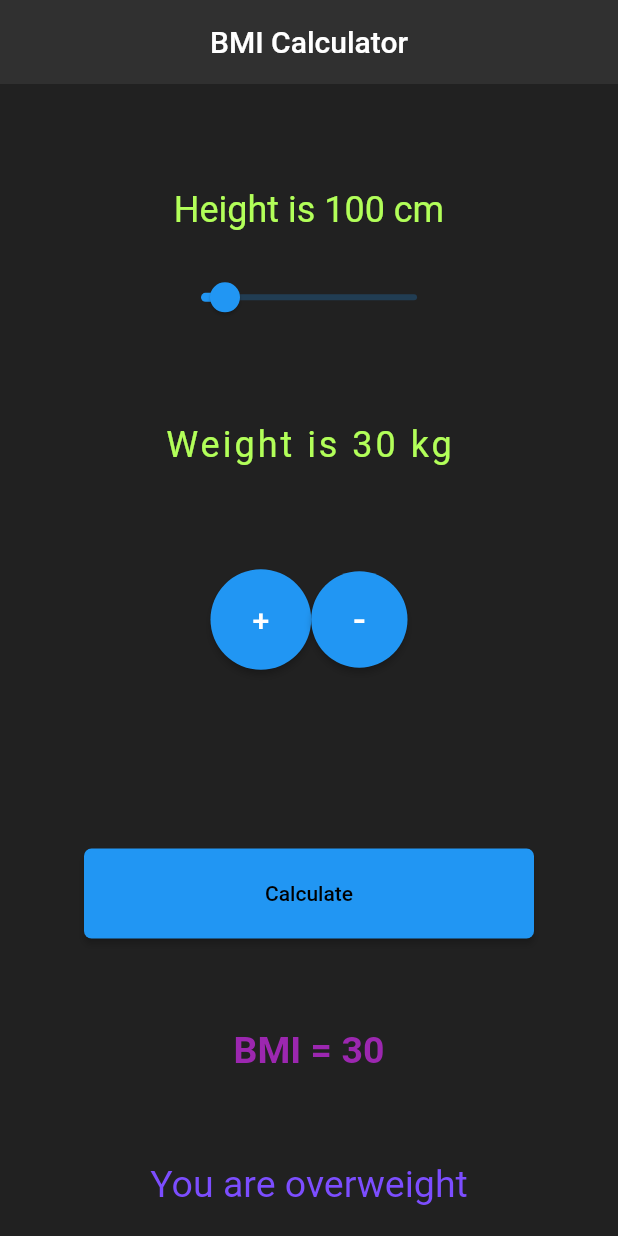
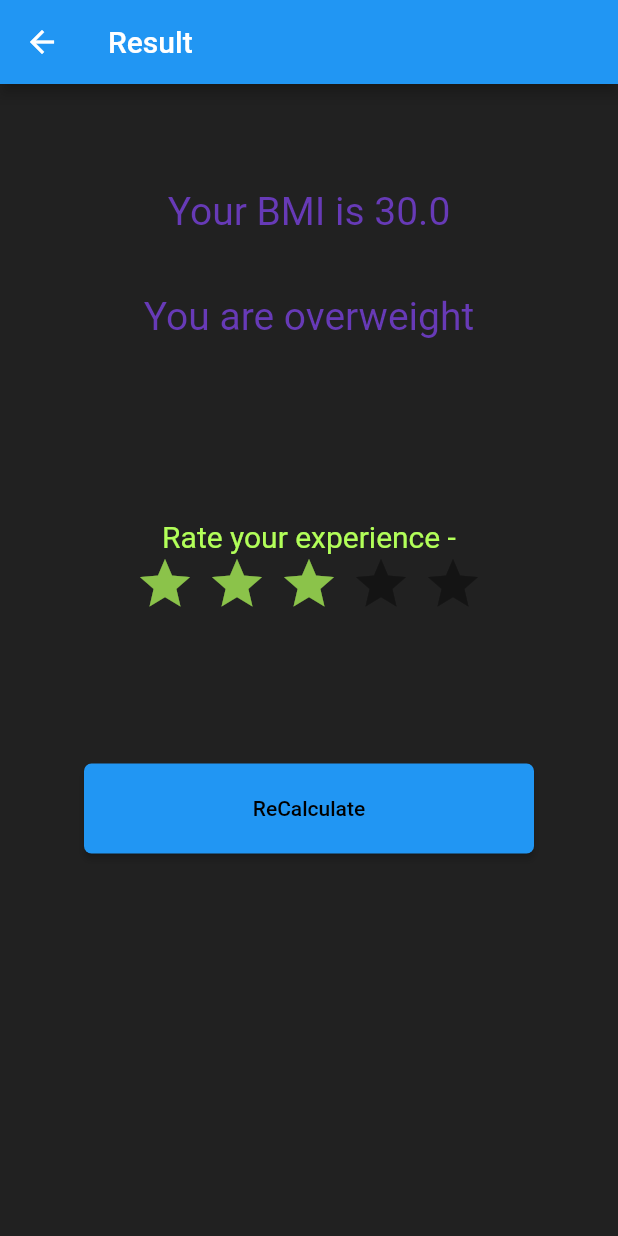
Before and after one commit to Nitz2001/bmi_calc, a Flutter app: the screen it shows after launch, after a tap on "Calculate", on a phone screen of 412 x 824 dp. Run offline on Flutter 3.47's test engine with Material 2 defaults, Android fonts, the phone set to English and light mode, and no system bars; drawn by our look-alikes of flutter_rating_bar.

Commit message:
bmi second page

```diff
--- a/lib/main.dart
+++ b/lib/main.dart
@@ -1,6 +1,7 @@
 
 
 import 'package:flutter/material.dart';
+import 'package:bmi_calculator/secondpage.dart';
 
 void main() => runApp(MaterialApp(
   home: bmi(),
@@ -84,8 +85,8 @@ class _bmiState extends State<bmi> {
                   },
                   child: Text('+',
                     style: TextStyle(
-                    fontSize: 20,
-                  ),),
+                      fontSize: 20,
+                    ),),
                   style: ElevatedButton.styleFrom(
                     shape: CircleBorder(),
                     padding: EdgeInsets.all(28),
@@ -99,7 +100,7 @@ class _bmiState extends State<bmi> {
 
                   },
                   child: Text('-',
-                   style: TextStyle(
+                    style: TextStyle(
                       fontSize: 25,
                     ),),
                   style: ElevatedButton.styleFrom(
@@ -125,36 +126,22 @@ class _bmiState extends State<bmi> {
                 setState(() {
                   bmi = (value) / ((height / 100) * (height / 100));
                   if(bmi <18.5) {
-                  con='underweight';}
+                    con='underweight';}
                   if(bmi >18.5 && bmi< 25) {
                     con='healthy weight';}
                   if( bmi>25) {
                     con='overweight';}
 
                 });
+                Navigator.push(context, MaterialPageRoute(builder: (context)=>secondpage(bmi: bmi,con: con,)));
 
               },
               child: const Text('Calculate'
               ),
             ),
             SizedBox(height: 20,),
-            Text(
-              "BMI = ${bmi.round()}",
-              style: TextStyle(
-                color: Colors.purple,
-                fontSize: 25,
-                fontWeight: FontWeight.bold,
-              ),
-            ),
-            SizedBox(height: 20,),
-            Text(
-              "You are $con",
-              style: TextStyle(
-                color: Colors.deepPurpleAccent,
-                fontSize: 25,
 
-              ),
-            ),
+
           ],
         ));
   }
--- /dev/null
+++ b/lib/secondpage.dart
@@ -0,0 +1,99 @@
+import 'package:flutter/material.dart';
+import 'package:flutter_rating_bar/flutter_rating_bar.dart';
+
+class secondpage extends StatefulWidget {
+  secondpage({ required this.bmi, required this.con});
+  double bmi;
+  String con;
+
+
+
+  @override
+  State<secondpage> createState() => _secondpageState();
+}
+
+class _secondpageState extends State<secondpage> {
+  @override
+  Widget build(BuildContext context) {
+    return Scaffold(
+      backgroundColor: Colors.grey[900],
+      appBar: AppBar(
+        title: Text('Result'),
+      ),
+      body: Column(
+        mainAxisAlignment: MainAxisAlignment.start,
+        children: [
+          SizedBox(height:70),
+          Text('Your BMI is ${widget.bmi}',
+            style:TextStyle(
+              fontSize: 26,
+              color: Colors.deepPurple,
+            ),
+          ),
+          SizedBox(height:40),
+
+          Text('You are ${widget.con}',
+            style:TextStyle(
+              fontSize: 26,
+              color: Colors.deepPurple,
+            ),
+          ),
+          SizedBox(height:120),
+
+          Column(
+            children: [
+              Text('Rate your experience -',
+                  style: TextStyle(
+                      fontSize: 20,
+                      color: Colors.lightGreenAccent)),
+              RatingBar.builder(
+                initialRating: 3,
+                minRating: 1,
+                direction: Axis.horizontal,
+                allowHalfRating: true,
+                itemCount: 5,
+                itemPadding: EdgeInsets.symmetric(horizontal: 4.0),
+                itemBuilder: (context, _) => Icon(
+                  Icons.star,
+                  color: Colors.lightGreen,
+                ),
+                onRatingUpdate: (rating) {
+                  print(rating);
+                },
+              ),
+
+
+
+
+            ],
+          ),
+          SizedBox(height:100),
+
+          Row(
+            mainAxisAlignment: MainAxisAlignment.center,
+            children:[ ElevatedButton(
+              style: ElevatedButton.styleFrom(
+                onPrimary: Colors.black,
+                primary: Colors.blue,
+                minimumSize: const Size(300,60),
+                shape: const RoundedRectangleBorder(
+                  borderRadius: BorderRadius.all(
+                    Radius.circular(5),
+                  ),
+                ),
+              ),
+              onPressed: () {
+                Navigator.pop(context);
+              },
+              child: const Text('ReCalculate'
+              ),
+            ),
+    ],
+
+          ),
+        ],
+      ),
+    );
+
+  }
+}
--- a/pubspec.yaml
+++ b/pubspec.yaml
@@ -36,6 +36,7 @@ dependencies:
   # The following adds the Cupertino Icons font to your application.
   # Use with the CupertinoIcons class for iOS style icons.
   cupertino_icons: ^1.0.2
+  flutter_rating_bar: ^4.0.1
 
 dev_dependencies:
   flutter_test:
```
Also changed, not shown: pubspec.lock.
